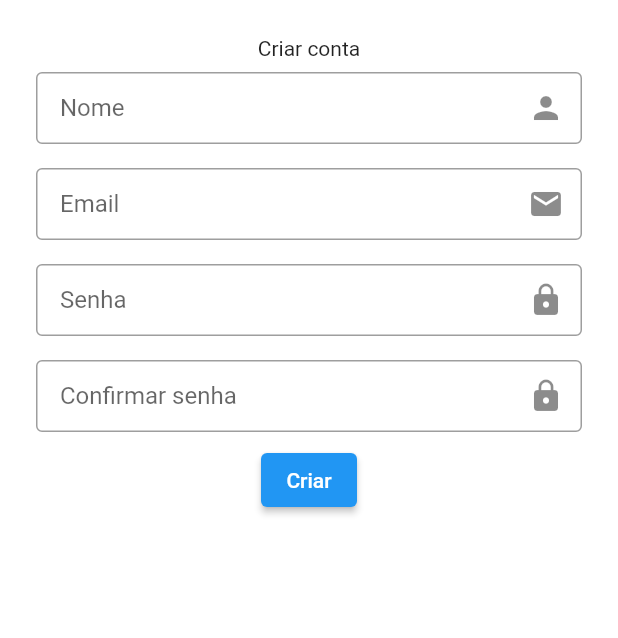
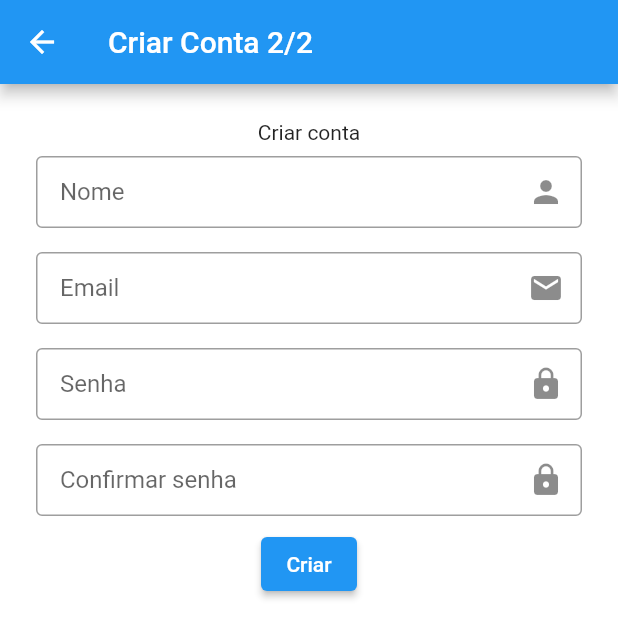
Before and after one commit to JohnAzedo/News, a Flutter app: the RegisterScreen screen opened directly, on a phone screen of 412 x 824 dp. Shown: the top 638 px of the screen. Run offline on Flutter 3.47's test engine with Material 2 defaults, Android fonts, the phone set to English and light mode, and no system bars; our stand-ins replace dio, google_fonts, jiffy, shared_preferences, splashscreen; accounts and stored records are empty; network calls fail.

Commit message:
[client] fix: Change appbar title of the register screen

```diff
--- a/client/lib/screens/auth/register.dart
+++ b/client/lib/screens/auth/register.dart
@@ -29,6 +29,9 @@ class _RegisterScreenState extends State<RegisterScreen> {
   @override
   Widget build(BuildContext context) {
     return Scaffold(
+      appBar: AppBar(
+        title: Text('Criar Conta 2/2'),
+      ),
       body: SafeArea(
         child: Padding(
           padding: const EdgeInsets.all(24.0),
```
